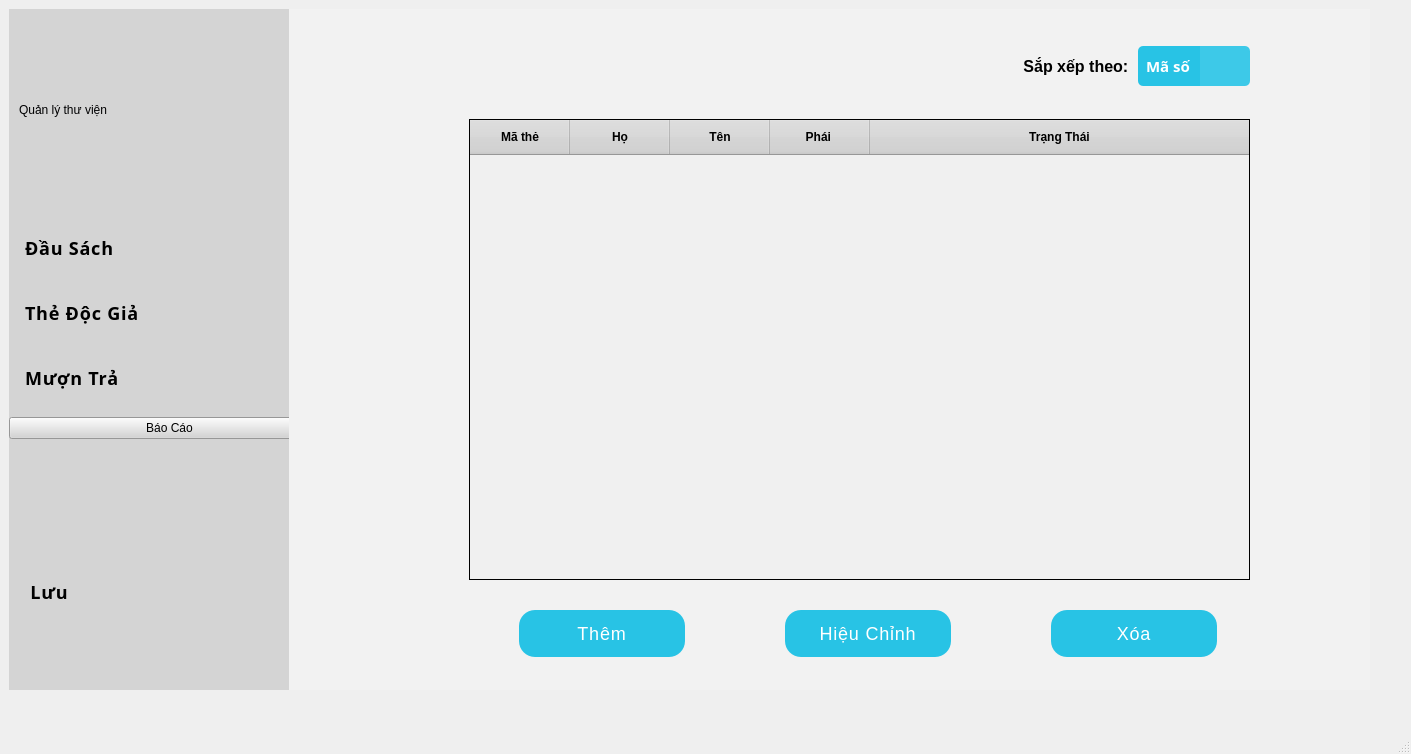
Qt form librarymanage/librarymanagementsystem.ui (DTTaze/Qt-Library-Management) before a commit.
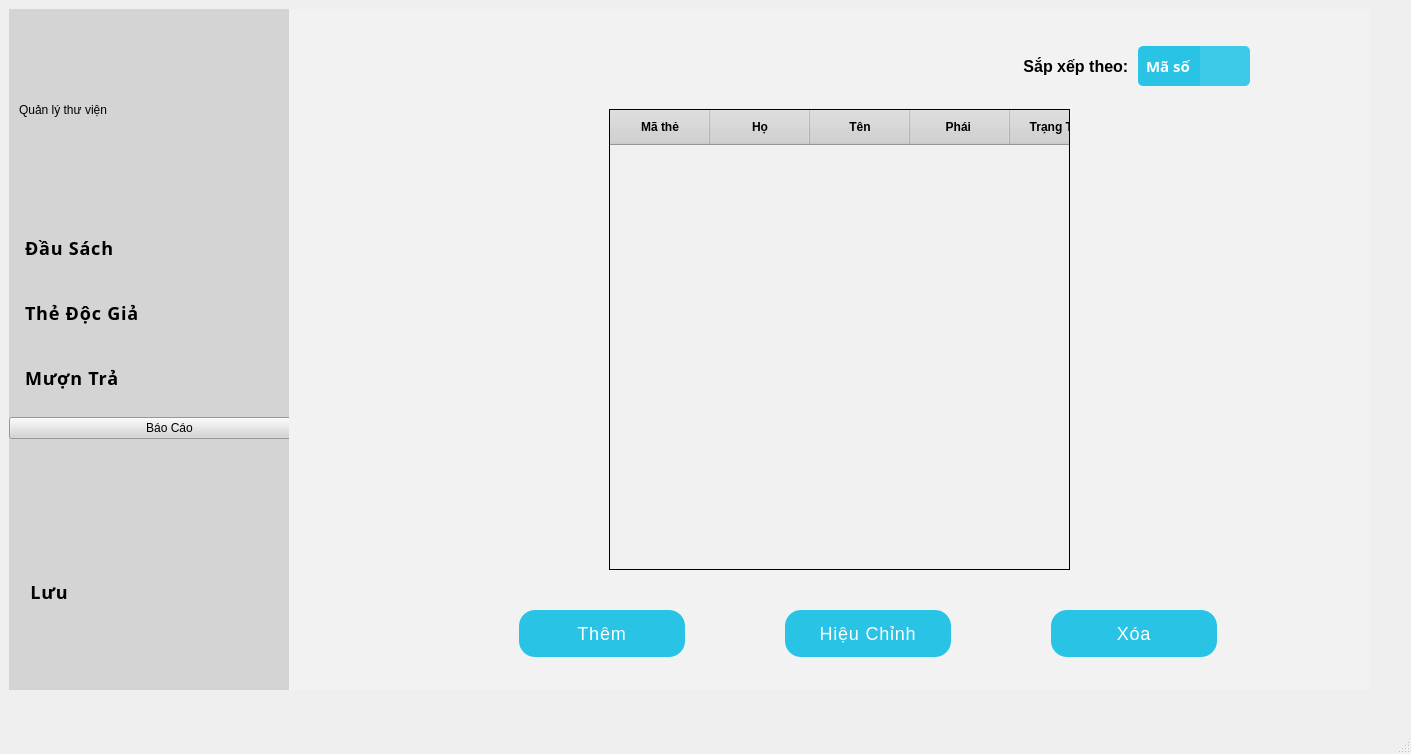
The same form after that commit. The open tabs and pages were chosen to show the change. Icons and pictures are not drawn.

The edit to the form file:
```diff
--- a/librarymanage/librarymanagementsystem.ui
+++ b/librarymanage/librarymanagementsystem.ui
@@ -746,9 +746,9 @@
            <widget class="QTableWidget" name="danhSachTheDocGia_tableWidget">
             <property name="geometry">
              <rect>
-              <x>170</x>
-              <y>100</y>
-              <width>781</width>
+              <x>310</x>
+              <y>90</y>
+              <width>461</width>
               <height>461</height>
              </rect>
             </property>
@@ -802,6 +802,12 @@
              <bool>false</bool>
             </attribute>
             <attribute name="horizontalHeaderStretchLastSection">
+             <bool>false</bool>
+            </attribute>
+            <attribute name="verticalHeaderMinimumSectionSize">
+             <number>30</number>
+            </attribute>
+            <attribute name="verticalHeaderHighlightSections">
              <bool>true</bool>
             </attribute>
             <column>
```
Left out of the diff: 2 changed lines with no effect on the pictures.
